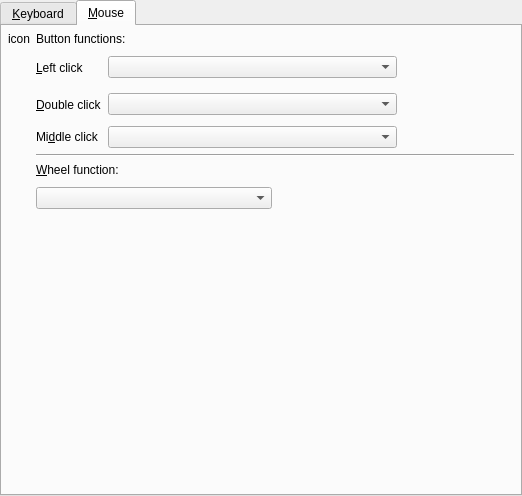
First picture: the form in src/prefinput.ui, repository wilbert2000/wzplayer, before the edit.
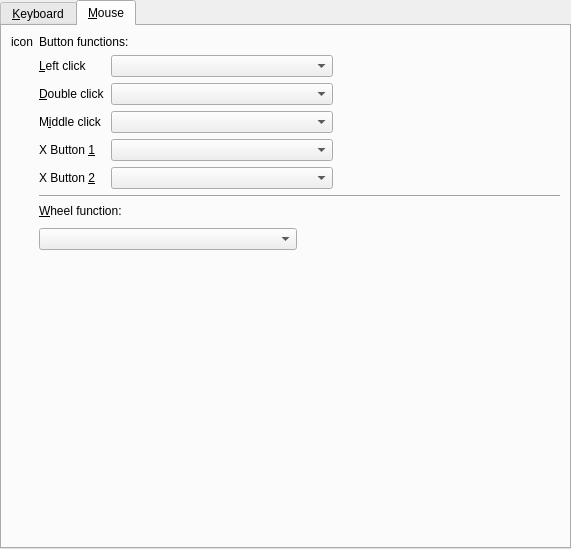
Second picture: the form after the edit. The open tabs and pages were chosen to show the change. Icons and pictures are not drawn. Custom widgets are drawn as their Qt base class.

Commit message: Added support for the mouse XButton1 and XButton2. This is untested as my mouse doesn't have those buttons.

Patch:
```diff
--- a/src/prefinput.ui
+++ b/src/prefinput.ui
@@ -5,8 +5,8 @@
    <rect>
     <x>0</x>
     <y>0</y>
-    <width>522</width>
-    <height>496</height>
+    <width>571</width>
+    <height>549</height>
    </rect>
   </property>
   <property name="windowIcon" >
@@ -17,7 +17,7 @@
     <number>0</number>
    </property>
    <property name="spacing" >
-    <number>6</number>
+    <number>0</number>
    </property>
    <item>
     <widget class="QTabWidget" name="input_tab" >
@@ -96,30 +96,12 @@
       </attribute>
       <layout class="QGridLayout" >
        <property name="margin" >
-        <number>6</number>
+        <number>9</number>
        </property>
        <property name="spacing" >
         <number>6</number>
        </property>
-       <item rowspan="4" row="0" column="0" >
-        <layout class="QVBoxLayout" >
-         <property name="margin" >
-          <number>0</number>
-         </property>
-         <property name="spacing" >
-          <number>6</number>
-         </property>
-         <item>
-          <widget class="QLabel" name="mouse_icon" >
-           <property name="text" >
-            <string>icon</string>
-           </property>
-           <property name="wordWrap" >
-            <bool>false</bool>
-           </property>
-          </widget>
-         </item>
-         <item>
+       <item row="8" column="1" colspan="3" >
           <spacer>
            <property name="orientation" >
             <enum>Qt::Vertical</enum>
@@ -135,17 +117,7 @@
            </property>
           </spacer>
          </item>
-        </layout>
-       </item>
-       <item row="0" column="1" >
-        <layout class="QVBoxLayout" >
-         <property name="margin" >
-          <number>0</number>
-         </property>
-         <property name="spacing" >
-          <number>6</number>
-         </property>
-         <item>
+       <item row="0" column="1" colspan="3" >
           <widget class="QLabel" name="textLabel1_16" >
            <property name="text" >
             <string>Button functions:</string>
@@ -155,57 +127,16 @@
            </property>
           </widget>
          </item>
-         <item>
-          <layout class="QGridLayout" >
-           <property name="margin" >
-            <number>0</number>
-           </property>
-           <property name="spacing" >
-            <number>6</number>
-           </property>
-           <item row="3" column="0" colspan="2" >
-            <widget class="QLabel" name="label" >
-             <property name="text" >
-              <string>Mi&amp;ddle click</string>
-             </property>
-             <property name="buddy" >
-              <cstring>middle_click_combo</cstring>
-             </property>
-            </widget>
+       <item row="5" column="2" >
+        <widget class="QComboBox" name="xbutton2_click_combo" />
+       </item>
+       <item row="4" column="2" >
+        <widget class="QComboBox" name="xbutton1_click_combo" />
            </item>
            <item row="3" column="2" >
             <widget class="QComboBox" name="middle_click_combo" />
            </item>
-           <item row="3" column="3" colspan="2" >
-            <spacer>
-             <property name="orientation" >
-              <enum>Qt::Horizontal</enum>
-             </property>
-             <property name="sizeHint" >
-              <size>
-               <width>40</width>
-               <height>20</height>
-              </size>
-             </property>
-            </spacer>
-           </item>
-           <item row="0" column="3" colspan="2" >
-            <spacer>
-             <property name="orientation" >
-              <enum>Qt::Horizontal</enum>
-             </property>
-             <property name="sizeType" >
-              <enum>QSizePolicy::Expanding</enum>
-             </property>
-             <property name="sizeHint" >
-              <size>
-               <width>81</width>
-               <height>31</height>
-              </size>
-             </property>
-            </spacer>
-           </item>
-           <item row="0" column="2" >
+       <item row="1" column="2" >
             <widget class="MyComboBox" name="left_click_combo" >
              <property name="sizePolicy" >
               <sizepolicy>
@@ -217,33 +148,7 @@
              </property>
             </widget>
            </item>
-           <item row="0" column="0" colspan="2" >
-            <widget class="QLabel" name="textLabel2_6" >
-             <property name="text" >
-              <string>&amp;Left click</string>
-             </property>
-             <property name="wordWrap" >
-              <bool>false</bool>
-             </property>
-             <property name="buddy" >
-              <cstring>left_click_combo</cstring>
-             </property>
-            </widget>
-           </item>
-           <item rowspan="2" row="1" column="0" colspan="2" >
-            <widget class="QLabel" name="textLabel3_4" >
-             <property name="text" >
-              <string>&amp;Double click</string>
-             </property>
-             <property name="wordWrap" >
-              <bool>false</bool>
-             </property>
-             <property name="buddy" >
-              <cstring>double_click_combo</cstring>
-             </property>
-            </widget>
-           </item>
-           <item rowspan="2" row="1" column="2" >
+       <item row="2" column="2" >
             <widget class="MyComboBox" name="double_click_combo" >
              <property name="sizePolicy" >
               <sizepolicy>
@@ -255,43 +160,78 @@
              </property>
             </widget>
            </item>
-           <item rowspan="2" row="1" column="3" colspan="2" >
+       <item row="5" column="3" >
             <spacer>
              <property name="orientation" >
               <enum>Qt::Horizontal</enum>
              </property>
+         <property name="sizeHint" >
+          <size>
+           <width>161</width>
+           <height>20</height>
+          </size>
+         </property>
+        </spacer>
+       </item>
+       <item row="4" column="3" >
+        <spacer>
+         <property name="orientation" >
+          <enum>Qt::Horizontal</enum>
+         </property>
+         <property name="sizeHint" >
+          <size>
+           <width>161</width>
+           <height>20</height>
+          </size>
+         </property>
+        </spacer>
+       </item>
+       <item row="3" column="3" >
+        <spacer>
+         <property name="orientation" >
+          <enum>Qt::Horizontal</enum>
+         </property>
+         <property name="sizeHint" >
+          <size>
+           <width>161</width>
+           <height>20</height>
+          </size>
+         </property>
+        </spacer>
+       </item>
+       <item row="2" column="3" >
+        <spacer>
+         <property name="orientation" >
+          <enum>Qt::Horizontal</enum>
+         </property>
              <property name="sizeType" >
               <enum>QSizePolicy::Expanding</enum>
              </property>
              <property name="sizeHint" >
               <size>
-               <width>111</width>
-               <height>31</height>
+           <width>161</width>
+           <height>20</height>
               </size>
              </property>
             </spacer>
            </item>
-          </layout>
-         </item>
-        </layout>
-       </item>
-       <item row="3" column="1" >
+       <item row="1" column="3" >
         <spacer>
          <property name="orientation" >
-          <enum>Qt::Vertical</enum>
+          <enum>Qt::Horizontal</enum>
          </property>
          <property name="sizeType" >
           <enum>QSizePolicy::Expanding</enum>
          </property>
          <property name="sizeHint" >
           <size>
-           <width>20</width>
+           <width>161</width>
            <height>20</height>
           </size>
          </property>
         </spacer>
        </item>
-       <item row="1" column="1" >
+       <item row="6" column="1" colspan="3" >
         <widget class="Line" name="line7" >
          <property name="sizePolicy" >
           <sizepolicy>
@@ -312,7 +252,7 @@
          </property>
         </widget>
        </item>
-       <item row="2" column="1" >
+       <item row="7" column="1" colspan="3" >
         <layout class="QGridLayout" >
          <property name="margin" >
           <number>0</number>
@@ -363,6 +303,98 @@
          </item>
         </layout>
        </item>
+       <item rowspan="9" row="0" column="0" >
+        <layout class="QVBoxLayout" >
+         <property name="margin" >
+          <number>0</number>
+         </property>
+         <property name="spacing" >
+          <number>6</number>
+         </property>
+         <item>
+          <widget class="QLabel" name="mouse_icon" >
+           <property name="text" >
+            <string>icon</string>
+           </property>
+           <property name="wordWrap" >
+            <bool>false</bool>
+           </property>
+          </widget>
+         </item>
+         <item>
+          <spacer>
+           <property name="orientation" >
+            <enum>Qt::Vertical</enum>
+           </property>
+           <property name="sizeType" >
+            <enum>QSizePolicy::Expanding</enum>
+           </property>
+           <property name="sizeHint" >
+            <size>
+             <width>20</width>
+             <height>20</height>
+            </size>
+           </property>
+          </spacer>
+         </item>
+        </layout>
+       </item>
+       <item row="1" column="1" >
+        <widget class="QLabel" name="textLabel2_6" >
+         <property name="text" >
+          <string>&amp;Left click</string>
+         </property>
+         <property name="wordWrap" >
+          <bool>false</bool>
+         </property>
+         <property name="buddy" >
+          <cstring>left_click_combo</cstring>
+         </property>
+        </widget>
+       </item>
+       <item row="2" column="1" >
+        <widget class="QLabel" name="textLabel3_4" >
+         <property name="text" >
+          <string>&amp;Double click</string>
+         </property>
+         <property name="wordWrap" >
+          <bool>false</bool>
+         </property>
+         <property name="buddy" >
+          <cstring>double_click_combo</cstring>
+         </property>
+        </widget>
+       </item>
+       <item row="3" column="1" >
+        <widget class="QLabel" name="label" >
+         <property name="text" >
+          <string>M&amp;iddle click</string>
+         </property>
+         <property name="buddy" >
+          <cstring>middle_click_combo</cstring>
+         </property>
+        </widget>
+       </item>
+       <item row="4" column="1" >
+        <widget class="QLabel" name="label_2" >
+         <property name="text" >
+          <string>X Button &amp;1</string>
+         </property>
+         <property name="buddy" >
+          <cstring>xbutton1_click_combo</cstring>
+         </property>
+        </widget>
+       </item>
+       <item row="5" column="1" >
+        <widget class="QLabel" name="label_3" >
+         <property name="text" >
+          <string>X Button &amp;2</string>
+         </property>
+         <property name="buddy" >
+          <cstring>xbutton2_click_combo</cstring>
+         </property>
+        </widget>
+       </item>
       </layout>
      </widget>
     </widget>
```
Lines whose indentation alone changed are shown as unchanged. The commit also changes 9 other files.
